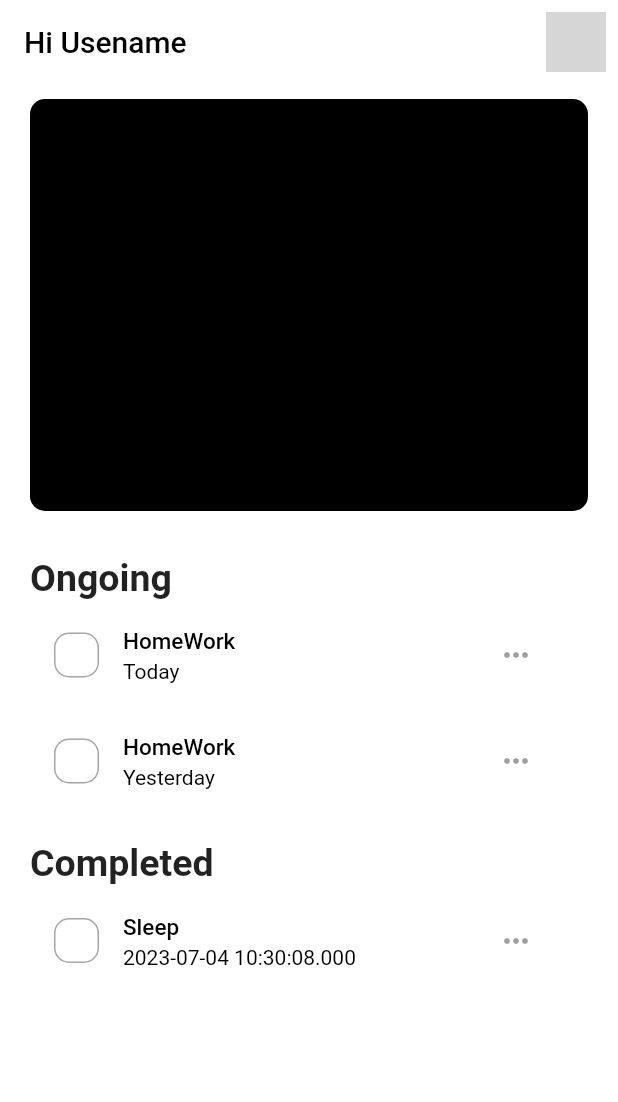
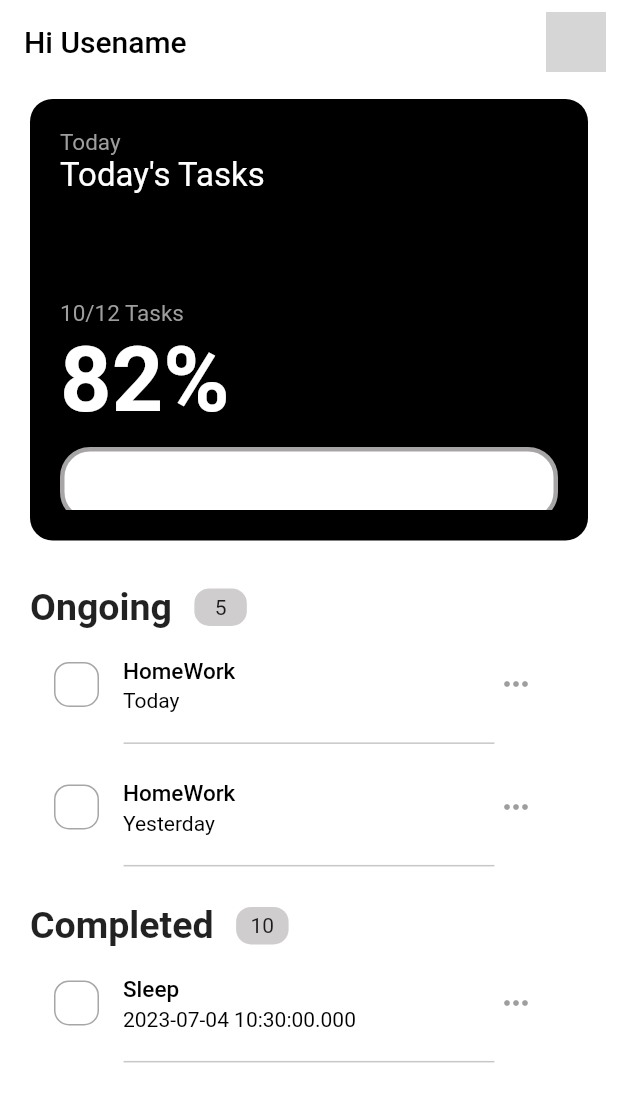
Before and after one commit to PriyangshuJS/ToDo-App, a Flutter app: the HomeScreen screen opened directly, on a phone screen of 412 x 824 dp. Shown: the top 1102 px of the screen. Run offline on Flutter 3.47's test engine with Material 2 defaults, Android fonts, the phone set to English and light mode, and no system bars; network calls fail; grey boxes are pictures that could not be loaded.

Commit message:
Entry Screen

```diff
--- a/lib/main.dart
+++ b/lib/main.dart
@@ -1,5 +1,6 @@
 import 'package:flutter/material.dart';
 import 'package:todo/screens/home_screen.dart';
+import 'package:todo/screens/login_screeen.dart';
 
 void main() {
   runApp(const MyApp());
@@ -16,7 +17,7 @@ class MyApp extends StatelessWidget {
       theme: ThemeData.light().copyWith(
         useMaterial3: true,
       ),
-      home: HomeScreen(),
+      home: const LoginScreen(),
     );
   }
 }
--- a/lib/screens/home_screen.dart
+++ b/lib/screens/home_screen.dart
@@ -3,6 +3,7 @@ import 'package:todo/utils/colors.dart';
 import 'package:todo/widgets/task_tile.dart';
 
 import '../widgets/catagory.dart';
+import '../widgets/overview.dart';
 
 class HomeScreen extends StatefulWidget {
   const HomeScreen({super.key});
@@ -39,25 +40,19 @@ class _HomeScreenState extends State<HomeScreen> {
           child: Column(
             crossAxisAlignment: CrossAxisAlignment.start,
             children: [
-              Container(
-                decoration: BoxDecoration(
-                    borderRadius: BorderRadius.circular(10),
-                    color: Colors.black),
-                height: MediaQuery.of(context).size.height / 3,
-                width: double.infinity,
-                margin:
-                    EdgeInsets.only(left: 20, right: 20, top: 10, bottom: 10),
+              OverviewTile(
+                date: 'Today',
+                title: "Today's Tasks",
+                taskDone: 10,
+                totalTask: 12,
+                percentageDone: 82,
               ),
               const SizedBox(height: 20),
-              CatagoryTile(title: "Ongoing"),
+              CatagoryTile(title: "Ongoing", taskNo: 5),
               TaskTile(taskName: "HomeWork", date: "Today"),
-              // Divider(
-              //   height: MediaQuery.of(context).size.width / 2,
-              //   color: Colors.grey,
-              // ),
               TaskTile(taskName: "HomeWork", date: "Yesterday"),
               const SizedBox(height: 20),
-              CatagoryTile(title: "Completed"),
+              CatagoryTile(title: "Completed", taskNo: 10),
               TaskTile(taskName: "Sleep", date: DateTime.now().toString()),
             ],
           ),
--- a/lib/widgets/catagory.dart
+++ b/lib/widgets/catagory.dart
@@ -2,12 +2,13 @@ import 'package:flutter/material.dart';
 
 class CatagoryTile extends StatelessWidget {
   String title;
-  CatagoryTile({super.key, required this.title});
+  int taskNo;
+  CatagoryTile({super.key, required this.title, required this.taskNo});
 
   @override
   Widget build(BuildContext context) {
     return Container(
-        margin: EdgeInsets.only(left: 20),
+        margin: const EdgeInsets.only(left: 20),
         child: Row(
           children: [
             Text(
@@ -17,6 +18,17 @@ class CatagoryTile extends StatelessWidget {
                 fontWeight: FontWeight.bold,
               ),
             ),
+            Container(
+              alignment: AlignmentDirectional.center,
+              decoration: BoxDecoration(
+                borderRadius: BorderRadius.circular(10),
+                color: const Color.fromARGB(255, 207, 205, 205),
+              ),
+              height: 25,
+              width: 35,
+              margin: const EdgeInsets.symmetric(horizontal: 15),
+              child: Text(taskNo.toString()),
+            )
           ],
         ));
   }
--- /dev/null
+++ b/lib/widgets/overview.dart
@@ -0,0 +1,68 @@
+import 'package:flutter/material.dart';
+
+class OverviewTile extends StatelessWidget {
+  String date;
+  String title;
+  int taskDone;
+  int totalTask;
+  int percentageDone;
+  OverviewTile({
+    super.key,
+    required this.date,
+    required this.taskDone,
+    required this.title,
+    required this.totalTask,
+    required this.percentageDone,
+  });
+
+  @override
+  Widget build(BuildContext context) {
+    return Container(
+      padding: const EdgeInsets.all(20),
+      decoration: BoxDecoration(
+          borderRadius: BorderRadius.circular(15), color: Colors.black),
+      height: MediaQuery.of(context).size.height / 2.8,
+      width: double.infinity,
+      margin: const EdgeInsets.only(left: 20, right: 20, top: 10, bottom: 10),
+      child: SingleChildScrollView(
+        child: Column(
+          crossAxisAlignment: CrossAxisAlignment.start,
+          children: [
+            Text(
+              date,
+              style: const TextStyle(fontSize: 15, color: Colors.grey),
+            ),
+            Text(
+              title,
+              style: const TextStyle(fontSize: 22, color: Colors.white),
+            ),
+            const SizedBox(height: 70),
+            Text(
+              "$taskDone/$totalTask Tasks",
+              style: const TextStyle(fontSize: 15, color: Colors.grey),
+            ),
+            Text(
+              "$percentageDone%",
+              style: const TextStyle(
+                fontSize: 60,
+                color: Colors.white,
+                fontWeight: FontWeight.bold,
+              ),
+            ),
+            Container(
+              decoration: BoxDecoration(
+                  borderRadius: BorderRadius.circular(20),
+                  color: Colors.white,
+                  border: Border.all(
+                    color: const Color.fromARGB(255, 167, 165, 165),
+                    width: 3,
+                  )),
+              height: 50,
+              margin: const EdgeInsets.only(top: 10),
+            )
+          ],
+        ),
+      ),
+    );
+  }
+}
--- a/lib/widgets/task_tile.dart
+++ b/lib/widgets/task_tile.dart
@@ -7,8 +7,10 @@ class TaskTile extends StatelessWidget {
 
   @override
   Widget build(BuildContext context) {
-    return Container(
-      margin: EdgeInsets.only(left: 20, right: 20, top: 1, bottom: 1),
+    return Column(
+      children: [
+        Container(
+          margin: const EdgeInsets.only(left: 20, right: 20, top: 1, bottom: 1),
           height: MediaQuery.of(context).size.height / 12,
           width: double.infinity,
           child: ListTile(
@@ -16,7 +18,8 @@ class TaskTile extends StatelessWidget {
               onTap: () {},
               child: Container(
                 decoration: BoxDecoration(
-              border: Border.all(color: Color.fromARGB(255, 167, 165, 165)),
+                  border: Border.all(
+                      color: const Color.fromARGB(255, 167, 165, 165)),
                   borderRadius: BorderRadius.circular(10),
                 ),
                 height: 30,
@@ -25,11 +28,20 @@ class TaskTile extends StatelessWidget {
             ),
             title: Text(
               taskName,
-          style: TextStyle(fontSize: 15),
+              style: const TextStyle(fontSize: 15),
             ),
             subtitle: Text(date),
-        trailing: IconButton(onPressed: null, icon: Icon(Icons.more_horiz)),
+            trailing:
+                const IconButton(onPressed: null, icon: Icon(Icons.more_horiz)),
           ),
+        ),
+        Padding(
+          padding: EdgeInsets.symmetric(
+              vertical: 5, horizontal: MediaQuery.of(context).size.width / 5),
+          child: const Divider(
+              height: 1, color: Color.fromARGB(255, 201, 198, 198)),
+        )
+      ],
     );
   }
 }
--- a/pubspec.yaml
+++ b/pubspec.yaml
@@ -60,8 +60,8 @@ flutter:
 
   # To add assets to your application, add an assets section, like this:
   # assets:
-  #   - images/a_dot_burr.jpeg
-  #   - images/a_dot_ham.jpeg
+  #   - assets/loginS.jpg
+
 
   # An image asset can refer to one or more resolution-specific "variants", see
   # https://flutter.dev/assets-and-images/#resolution-aware
```
Also changed, not shown: lib/screens/login_screeen.dart (+86 -0 lines), assets/loginS.jpg (added). Lines whose indentation alone changed are shown as unchanged.
